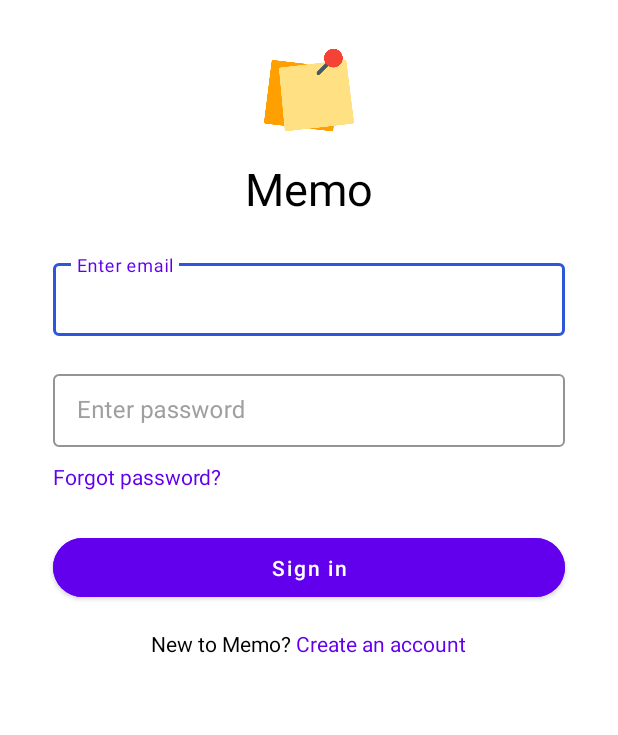
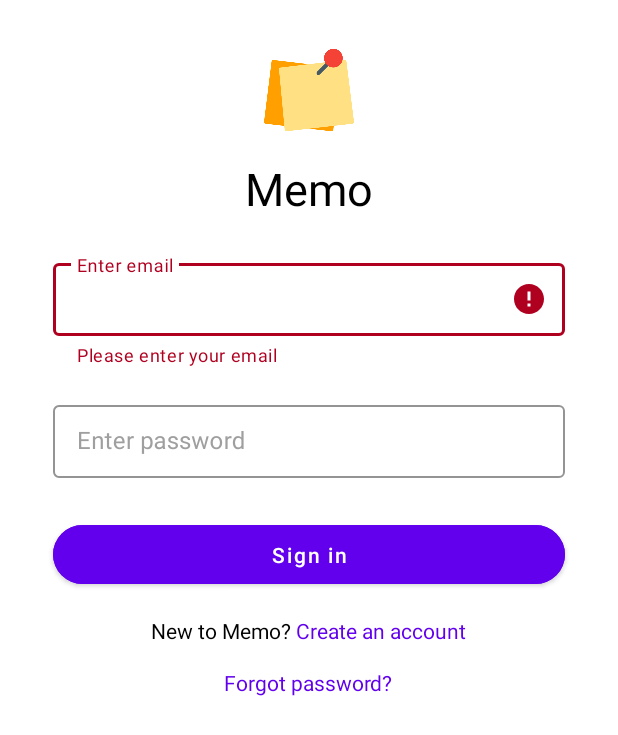
Before and after one commit to k-kyler/android-memo, an Android app: the screen it shows after launch (SignInActivity), after a tap on "Sign in", on a phone screen of 412 x 824 dp. Shown: the top 735 px of the screen. Run offline under Robolectric (Android 15) with nearby library versions, the phone set to English and light mode, and no system bars; our stand-ins replace Firebase (no records; nobody signed in at launch, a user with empty details on screens opened directly).

```diff
--- a/app/src/main/java/com/example/memo/SignInActivity.java
+++ b/app/src/main/java/com/example/memo/SignInActivity.java
@@ -14,12 +14,14 @@ import com.example.memo.utils.ShowToastMessage;
 import com.google.android.gms.tasks.OnCompleteListener;
 import com.google.android.gms.tasks.Task;
 import com.google.android.material.textfield.TextInputEditText;
+import com.google.android.material.textfield.TextInputLayout;
 import com.google.firebase.auth.AuthResult;
 import com.google.firebase.auth.FirebaseAuth;
 import com.google.firebase.auth.FirebaseUser;
 
 public class SignInActivity extends AppCompatActivity {
     private TextInputEditText signInEmail, signInPassword;
+    private TextInputLayout signInEmailLayout, signInPasswordLayout;
     private ProgressBar progressBar;
 
     private FirebaseAuth firebaseAuth;
@@ -65,19 +67,26 @@ public class SignInActivity extends AppCompatActivity {
 
     private void signIn() {
         signInEmail = findViewById(R.id.signInEmail);
+        signInEmailLayout = findViewById(R.id.signInEmailLayout);
         signInPassword = findViewById(R.id.signInPassword);
+        signInPasswordLayout = findViewById(R.id.signInPasswordLayout);
         progressBar = findViewById(R.id.progressBar);
-
         Button signInButton = findViewById(R.id.signInButton);
 
         signInButton.setOnClickListener(view -> {
             progressBar.setVisibility(View.VISIBLE);
+            signInEmailLayout.setErrorEnabled(false);
+            signInEmailLayout.setError("");
+            signInPasswordLayout.setErrorEnabled(false);
+            signInPasswordLayout.setError("");
 
             if (signInEmail.getText().toString().matches("")) {
-                showToastMessage.showToastMessage(getApplicationContext(), "Please enter your email");
+                signInEmailLayout.setErrorEnabled(true);
+                signInEmailLayout.setError("Please enter your email");
                 progressBar.setVisibility(View.GONE);
             } else if (signInPassword.getText().toString().matches("")) {
-                showToastMessage.showToastMessage(getApplicationContext(), "Please enter your password");
+                signInPasswordLayout.setErrorEnabled(true);
+                signInPasswordLayout.setError("Please enter your password");
                 progressBar.setVisibility(View.GONE);
             } else {
                 firebaseAuth = FirebaseAuth.getInstance();
@@ -101,7 +110,7 @@ public class SignInActivity extends AppCompatActivity {
         });
     }
 
-    private void checkIfSignedIn() { ;
+    private void checkIfSignedIn() {
         FirebaseUser firebaseUser = FirebaseAuth.getInstance().getCurrentUser();
 
         if (firebaseUser != null) {
--- a/app/src/main/java/com/example/memo/ui/NoteListAdapter.java
+++ b/app/src/main/java/com/example/memo/ui/NoteListAdapter.java
@@ -11,6 +11,7 @@ import androidx.recyclerview.widget.RecyclerView;
 
 import com.example.memo.R;
 import com.example.memo.models.Note;
+import com.google.android.material.card.MaterialCardView;
 
 import java.util.List;
 
@@ -36,6 +37,9 @@ public class NoteListAdapter extends RecyclerView.Adapter<NoteListAdapter.MyView
     public void onBindViewHolder(@NonNull MyViewHolder holder, int position) {
         holder.title.setText(noteItems.get(position).getTitle());
         holder.content.setText(noteItems.get(position).getContent());
+        if (!noteItems.get(position).isPinned()) {
+            holder.title.setCompoundDrawablesWithIntrinsicBounds(0, 0, 0, 0);
+        }
     }
 
     @Override
@@ -46,10 +50,12 @@ public class NoteListAdapter extends RecyclerView.Adapter<NoteListAdapter.MyView
     public class MyViewHolder extends RecyclerView.ViewHolder {
         TextView title;
         TextView content;
+        MaterialCardView noteItem;
 
         public MyViewHolder(@NonNull View itemView) {
             super(itemView);
 
+            noteItem = itemView.findViewById(R.id.noteItem);
             title = itemView.findViewById(R.id.noteItemTitle);
             content = itemView.findViewById(R.id.noteItemContent);
         }
--- a/app/src/main/res/layout/activity_main.xml
+++ b/app/src/main/res/layout/activity_main.xml
@@ -9,6 +9,8 @@
     android:background="@color/white"
     tools:context=".MainActivity">
 
+    <!-- Add search bar here -->
+
     <androidx.recyclerview.widget.RecyclerView
         android:id="@+id/noteList"
         android:layout_width="match_parent"
@@ -16,7 +18,7 @@
 
     <com.google.android.material.floatingactionbutton.FloatingActionButton
         android:id="@+id/addNoteButton"
-        android:layout_margin="20dp"
+        android:layout_margin="15dp"
         android:layout_alignParentBottom="true"
         android:layout_alignParentEnd="true"
         android:backgroundTint="@color/purple_500"
--- a/app/src/main/res/layout/activity_sign_in.xml
+++ b/app/src/main/res/layout/activity_sign_in.xml
@@ -45,6 +45,7 @@
             android:textColorHint="#9F9F9F"
             android:layout_width="match_parent"
             android:layout_height="wrap_content"
+            android:id="@+id/signInEmailLayout"
             style="@style/CustomTextInputLayout">
 
             <com.google.android.material.textfield.TextInputEditText
@@ -64,6 +65,7 @@
             android:textColorHint="#9F9F9F"
             android:layout_width="match_parent"
             android:layout_height="wrap_content"
+            android:id="@+id/signInPasswordLayout"
             style="@style/CustomTextInputLayout">
 
             <com.google.android.material.textfield.TextInputEditText
@@ -75,24 +77,6 @@
                 android:layout_height="wrap_content" />
 
         </com.google.android.material.textfield.TextInputLayout>
-
-        <LinearLayout
-            android:layout_marginHorizontal="25dp"
-            android:paddingLeft="10dp"
-            android:paddingRight="10dp"
-            android:paddingBottom="10dp"
-            android:orientation="horizontal"
-            android:layout_width="match_parent"
-            android:layout_height="wrap_content">
-
-            <TextView
-                android:id="@+id/switchToForgotPasswordButton"
-                android:textColor="@color/purple_500"
-                android:text="Forgot password?"
-                android:layout_width="match_parent"
-                android:layout_height="wrap_content" />
-
-        </LinearLayout>
 
         <com.google.android.material.button.MaterialButton
             android:id="@+id/signInButton"
@@ -129,6 +113,20 @@
 
         </LinearLayout>
 
+        <LinearLayout
+            android:layout_marginTop="15dp"
+            android:layout_width="wrap_content"
+            android:layout_height="wrap_content">
+
+            <TextView
+                android:id="@+id/switchToForgotPasswordButton"
+                android:textColor="@color/purple_500"
+                android:text="Forgot password?"
+                android:layout_width="match_parent"
+                android:layout_height="wrap_content" />
+
+        </LinearLayout>
+
     </LinearLayout>
 
     <ProgressBar
--- a/app/src/main/res/layout/activity_sign_up.xml
+++ b/app/src/main/res/layout/activity_sign_up.xml
@@ -45,6 +45,7 @@
             android:textColorHint="#9F9F9F"
             android:layout_width="match_parent"
             android:layout_height="wrap_content"
+            android:id="@+id/signUpEmailLayout"
             style="@style/CustomTextInputLayout">
 
             <com.google.android.material.textfield.TextInputEditText
@@ -64,6 +65,7 @@
             android:textColorHint="#9F9F9F"
             android:layout_width="match_parent"
             android:layout_height="wrap_content"
+            android:id="@+id/signUpPasswordLayout"
             style="@style/CustomTextInputLayout">
 
             <com.google.android.material.textfield.TextInputEditText
@@ -83,6 +85,7 @@
             android:textColorHint="#9F9F9F"
             android:layout_width="match_parent"
             android:layout_height="wrap_content"
+            android:id="@+id/signUpConfirmPasswordLayout"
             style="@style/CustomTextInputLayout">
 
             <com.google.android.material.textfield.TextInputEditText
```
Also changed, not shown: app/src/main/java/com/example/memo/MainActivity.java (+9 -5 lines), app/src/main/java/com/example/memo/SignUpActivity.java (+21 -5 lines), app/src/main/java/com/example/memo/models/Note.java (+5 -5 lines), app/src/main/res/drawable/ic_baseline_bookmark_24.xml (added, +10 -0 lines), app/src/main/res/layout/activity_add_note.xml (+69 -3 lines), app/src/main/res/layout/note_item.xml (+7 -2 lines).
